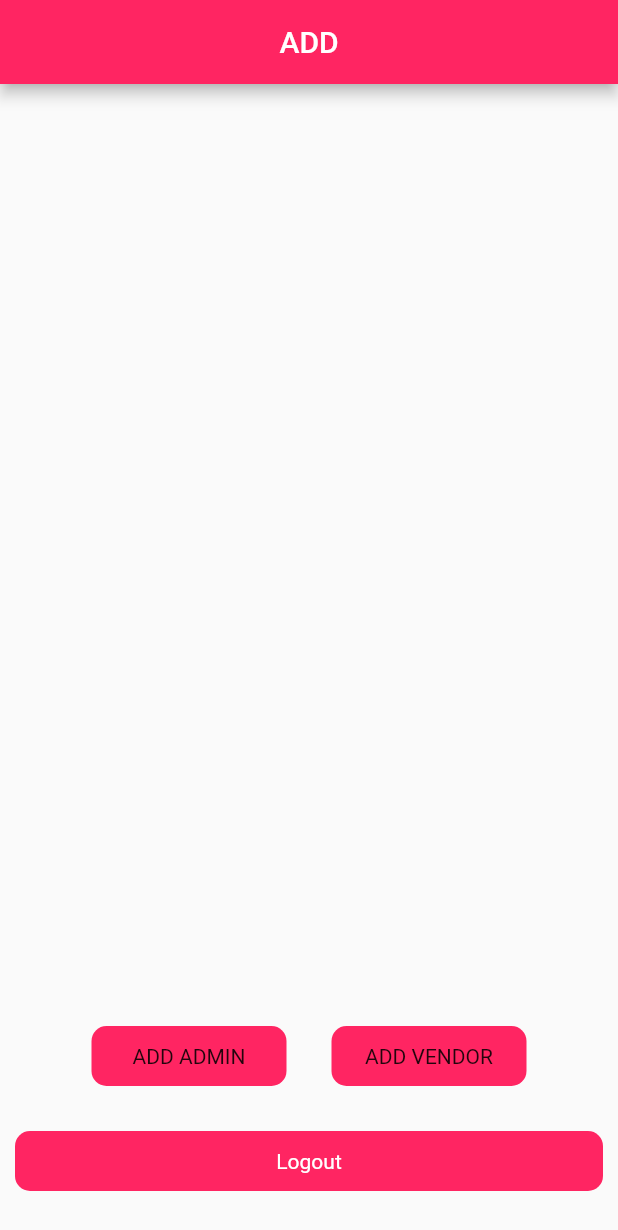
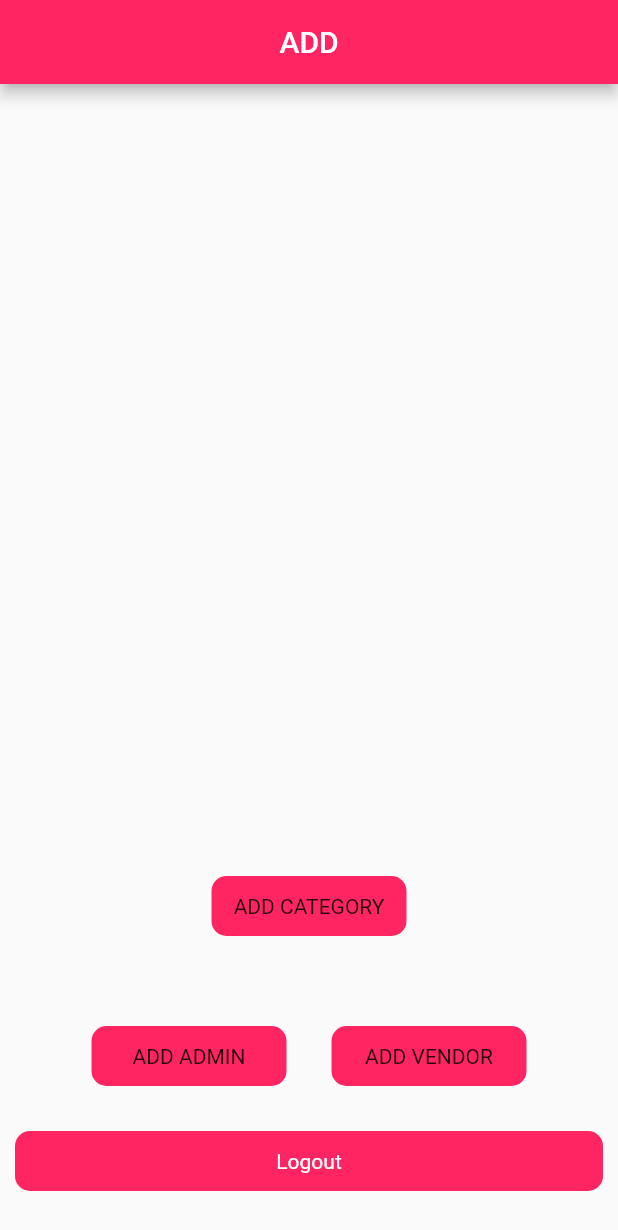
Before and after one commit to ktelfah/CardsApp, a Flutter app: the AddAdminCustomerCards screen opened directly, on a phone screen of 412 x 824 dp. Shown: the top 1230 px of the screen. Run offline on Flutter 3.47's test engine with Material 2 defaults, Android fonts, the light colour scheme and no system bars; our stand-ins replace cloud_firestore, equatable, firebase_core, firebase_storage, flutter_bloc, flutter_svg and 2 more; missing offline and left inert: flutter_string_encryption; accounts and stored records are empty.

Commit message:
-  Add Category Button Set to Super Admin Screen

```diff
--- a/lib/bloc/cards_event.dart
+++ b/lib/bloc/cards_event.dart
@@ -89,6 +89,24 @@ class ResetAddCustomer extends FirebaseEvent {
   List<Object> get props => [];
 }
 
+//==============================================================//
+// ADD CATEGORY
+class FetchAddCategory extends FirebaseEvent {
+  final categoryName;
+
+  FetchAddCategory(this.categoryName);
+
+  List<Object> get props => [];
+}
+
+class ResetAddCategory extends FirebaseEvent {
+  const ResetAddCategory();
+
+  @override
+  List<Object> get props => [];
+}
+
+//===================================================================//
 //Fetch Cards
 class FetchCards extends FirebaseEvent {
   FetchCards();
@@ -166,7 +184,6 @@ class FetchAddVendor extends FirebaseEvent {
   final zipcode;
   final county;
   final type;
-
 
   FetchAddVendor(this.vendorId, this.adminId, this.name, this.icon,
       this.address1, this.address2, this.zipcode, this.county, this.type);
--- a/lib/bloc/cards_state.dart
+++ b/lib/bloc/cards_state.dart
@@ -79,6 +79,24 @@ class AddCustomerLoaded extends FirebaseState {
 
 class AddCustomerError extends FirebaseState {}
 
+//=================================================================================//
+//Add Category
+class AddCategoryEmpty extends FirebaseState {}
+
+class AddCategoryLoading extends FirebaseState {}
+
+class AddCategoryLoaded extends FirebaseState {
+  final Category category;
+
+  const AddCategoryLoaded({this.category});
+
+  @override
+  List<Object> get props => [];
+}
+
+class AddCategoryError extends FirebaseState {}
+
+//================================================================================//
 //Fetch Cards
 class FetchCardEmpty extends FirebaseState {}
 
@@ -143,7 +161,6 @@ class FetchOrdersListByOrdersLoaded extends FirebaseState {
 
 class FetchOrdersListByOrdersError extends FirebaseState {}
 
-
 //Add Vendor
 class AddVendorEmpty extends FirebaseState {}
 
@@ -159,7 +176,6 @@ class AddVendorLoaded extends FirebaseState {
 }
 
 class AddVendorError extends FirebaseState {}
-
 
 //Fetch Customer
 class FetchCustomerEmpty extends FirebaseState {}
@@ -185,7 +201,8 @@ class CustomerUpdateLoading extends FirebaseState {}
 class CustomerUpdateLoaded extends FirebaseState {
   final Customer customer;
 
-  const CustomerUpdateLoaded({@required this.customer}) : assert(customer != null);
+  const CustomerUpdateLoaded({@required this.customer})
+      : assert(customer != null);
 
   @override
   List<Object> get props => [];
@@ -206,7 +223,6 @@ class CustomerUpdateUpdated extends FirebaseState {
 class CustomerUpdateFail extends FirebaseState {}
 
 class CustomerUpdateDeleted extends FirebaseState {}
-
 
 //Fetch Vendors
 class FetchVendorsEmpty extends FirebaseState {}
@@ -240,7 +256,6 @@ class FetchCategoryLoaded extends FirebaseState {
 
 class FetchCategoryError extends FirebaseState {}
 
-
 //Fetch SubCategory
 class FetchSubCategoryEmpty extends FirebaseState {}
 
--- a/lib/main.dart
+++ b/lib/main.dart
@@ -6,6 +6,7 @@ import 'package:firebase_core/firebase_core.dart';
 import 'package:flutter/material.dart';
 import 'package:flutter_bloc/flutter_bloc.dart';
 import 'package:http/http.dart' as http;
+import 'package:shared_preferences/shared_preferences.dart';
 
 var getAdminIdUser;
 
@@ -45,19 +46,21 @@ void main() async {
       httpClient: http.Client(),
     ),
   );
-
+  SharedPreferences pref = await SharedPreferences.getInstance();
+  var email = pref.getString('email');
   // decryptedS = await cryptor.decrypt(
   //     '4+8pWumiFOeCbv9YZP5XDQ==:XusSxwObdx7UYJn/uVyTp3OdHKn1nzw8xu1VI7P6qLc=:kGllWDFMCcO1zzoLOerXPw==',
   //     "5621seeF+hm7eBsv6eDl2g==:VQP0A2rHM4F7aafVngOq5fL950nC1F6ElNPUP9lUTnY=");
   runApp(MyApp(
     repository: repository,
+    email: email,
   ));
 }
 
 class MyApp extends StatefulWidget {
   final FirebaseRepository repository;
-
-  const MyApp({Key key, this.repository}) : super(key: key);
+  final String email;
+  const MyApp({Key key, this.repository, this.email}) : super(key: key);
 
   @override
   _MyAppState createState() => _MyAppState();
@@ -70,7 +73,7 @@ class _MyAppState extends State<MyApp> {
       debugShowCheckedModeBanner: false,
       home: BlocProvider(
         create: (context) => FirebaseBloc(repository: widget.repository),
-        child: HomePage(),
+        child: HomePage(email: widget.email),
       ),
     );
   }
--- a/lib/models/categories.dart
+++ b/lib/models/categories.dart
@@ -1,18 +1,10 @@
 class Category {
-  String categoryId;
-  String vendorId;
   String categoryName;
 
-  Category({this.categoryId, this.vendorId, this.categoryName});
+  Category({this.categoryName});
 
-  factory Category.fromJson(Map<dynamic, dynamic> json) => new Category(
-      categoryId: json["categoryId"],
-      vendorId: json["vendorId"],
-      categoryName: json["categoryName"]);
+  factory Category.fromJson(Map<dynamic, dynamic> json) =>
+      new Category(categoryName: json["categoryName"]);
 
-  Map<dynamic, dynamic> toJson() => {
-        "categoryId": categoryId,
-        "vendorId": vendorId,
-        "categoryName": categoryName
-      };
+  Map<dynamic, dynamic> toJson() => {"categoryName": categoryName};
 }
--- a/lib/repository/cards_api.dart
+++ b/lib/repository/cards_api.dart
@@ -193,6 +193,22 @@ class FirebaseApiClient {
         password: password);
   }
 
+//=================================================================================//
+  //ADD CATEGORY
+  Future<Category> addCategory(
+    String categoryName,
+  ) async {
+    var res = await categories.add({
+      "categoryName": categoryName,
+    });
+    // await res.get();
+    // categories.doc(res.id).update({"categoryName": res.id});
+    return Category(
+      categoryName: categoryName,
+    );
+  }
+
+//=================================================================================//
   // Fetch Cards
   Future<List<Cards>> fetchCards() async {
     List<Cards> cardData = [];
--- a/lib/repository/cards_repository.dart
+++ b/lib/repository/cards_repository.dart
@@ -40,6 +40,13 @@ class FirebaseRepository {
         customerId, adminId, balance, name, address, password);
   }
 
+  //=============================================================================//
+  // ADD CATEGORY
+  Future<Category> addCategory(String categoryName) async {
+    return await firebaseApiClient.addCategory(categoryName);
+  }
+  //=============================================================================//
+
   // Fetch Cards
   Future<List<Cards>> fetchCards() async {
     return await firebaseApiClient.fetchCards();
@@ -74,8 +81,8 @@ class FirebaseRepository {
     String county,
     String type,
   ) async {
-    return await firebaseApiClient.addVendor(
-        vendorId, adminId, name, icon, address1, address2, zipcode, county,type);
+    return await firebaseApiClient.addVendor(vendorId, adminId, name, icon,
+        address1, address2, zipcode, county, type);
   }
 
   // Fetch Customer
--- a/lib/screens/add_admin_customer_cards.dart
+++ b/lib/screens/add_admin_customer_cards.dart
@@ -14,6 +14,8 @@ import 'package:flutter/material.dart';
 import 'package:flutter/services.dart';
 import 'package:flutter_bloc/flutter_bloc.dart';
 import 'package:http/http.dart' as http;
+
+import 'add_category.dart';
 
 class AddAdminCustomerCards extends StatefulWidget {
   AddAdminCustomerCards({this.isSuperAdmin = false});
@@ -97,6 +99,33 @@ class _AddAdminCustomerCardsState extends State<AddAdminCustomerCards> {
             children: [
               Column(
                 children: [
+                  //=========================================================================================//
+                  Row(
+                    mainAxisAlignment: MainAxisAlignment.center,
+                    children: [
+                      isadmin
+                          ? GestureDetector(
+                              onTap: () {
+                                Navigator.of(context).push(MaterialPageRoute(
+                                    builder: (_) => BlocProvider.value(
+                                        value: BlocProvider.of<FirebaseBloc>(
+                                            context),
+                                        child: AddCategory())));
+                              },
+                              child: Container(
+                                height: 40,
+                                width: 130,
+                                decoration: BoxDecoration(
+                                  borderRadius: BorderRadius.circular(10),
+                                  color: Color(0xFFFF2562),
+                                ),
+                                child: Center(child: Text("ADD CATEGORY")),
+                              ),
+                            )
+                          : Container(),
+                    ],
+                  ),
+                  // ========================================================================================//
                   Row(
                     mainAxisAlignment: MainAxisAlignment.center,
                     children: [
--- a/lib/screens/category_list.dart
+++ b/lib/screens/category_list.dart
@@ -90,7 +90,7 @@ class _CategoryListState extends State<CategoryList> {
                 itemBuilder: (BuildContext context, int index) {
                   return GestureDetector(
                     onTap: () {
-                      getSelectedCategoryId = categoryList[index].categoryId;
+                      // getSelectedCategoryId = categoryList[index].categoryId;
                       Navigator.of(context).push(MaterialPageRoute(
                           builder: (_) => BlocProvider.value(
                               value: BlocProvider.of<FirebaseBloc>(context),
--- a/pubspec.yaml
+++ b/pubspec.yaml
@@ -46,6 +46,7 @@ dependencies:
   #shared_preferences: ^2.0.7
   flutter_string_encryption: ^0.3.1
   flutter_svg: ^0.23.0+1
+  shared_preferences: ^2.0.8
 
 dev_dependencies:
   flutter_test:
```
Also changed, not shown: lib/bloc/cards_bloc.dart (+21 -0 lines), lib/screens/add_category.dart (added, +151 -0 lines), lib/screens/home_page.dart (+38 -5 lines), pubspec.lock.
